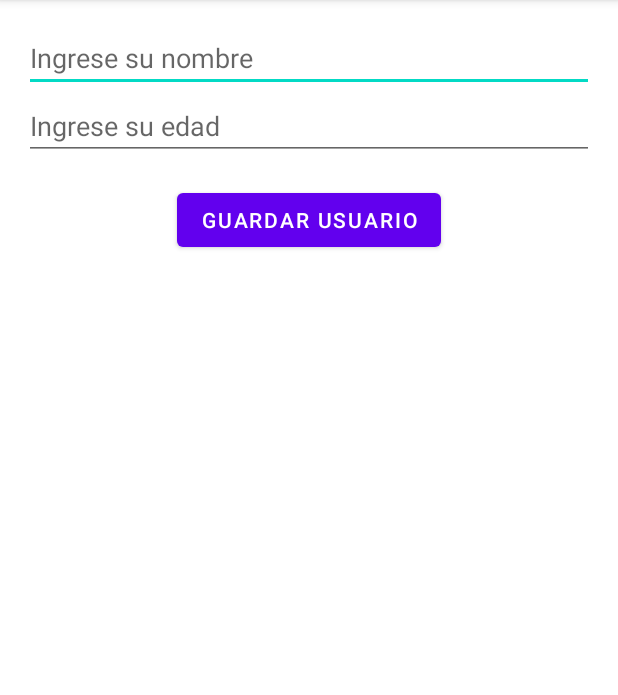
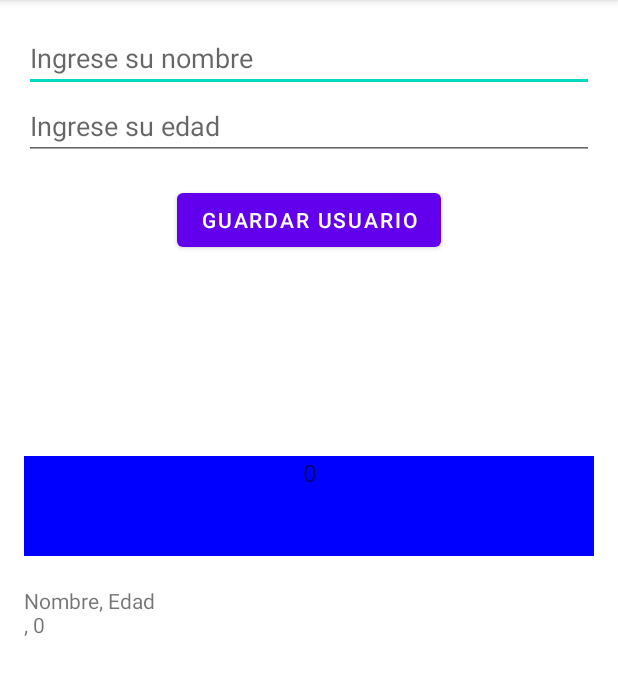
Before and after one commit to Tapiiaa/Aprendiendo, an Android app: the ThirdActivity screen opened directly, with no data from a screen before it, after a tap on "GUARDAR USUARIO", on a phone screen of 412 x 824 dp, the part 84-779 px from its top. Run offline under Robolectric (Android 15) with nearby library versions, the phone set to English and light mode, and no system bars; 1 statement that could not run was skipped.

Commit message:
bd grafico

```diff
--- a/app/src/main/java/com/example/aprendiendo/firstapp/ThirdActivity.kt
+++ b/app/src/main/java/com/example/aprendiendo/firstapp/ThirdActivity.kt
@@ -1,44 +1,54 @@
 package com.example.aprendiendo.firstapp
 
-import android.graphics.Color
 import android.os.Bundle
-import android.view.View
 import android.widget.Button
 import android.widget.EditText
 import android.widget.LinearLayout
+import android.widget.ScrollView
+import android.widget.TextView
 import androidx.appcompat.app.AppCompatActivity
-import com.example.aprendiendo.database.UserDatabaseHelper
 import com.example.aprendiendo.R
 
 class ThirdActivity : AppCompatActivity() {
-
-    private lateinit var dbHelper: UserDatabaseHelper
     private lateinit var barChartContainer: LinearLayout
+    private lateinit var dataDisplay: TextView
+    private val ageCounts = mutableMapOf<Int, Int>()
 
     override fun onCreate(savedInstanceState: Bundle?) {
         super.onCreate(savedInstanceState)
         setContentView(R.layout.activity_third)
 
-        dbHelper = UserDatabaseHelper(this)
         barChartContainer = findViewById(R.id.barChartContainer)
+        dataDisplay = findViewById(R.id.dataDisplay)
 
         findViewById<Button>(R.id.buttonSaveUser).setOnClickListener {
             val name = findViewById<EditText>(R.id.userNameInput).text.toString()
             val age = findViewById<EditText>(R.id.userAgeInput).text.toString().toInt()
-            saveUser(name, age)
-            addBarToChart(age)
+            updateBarChart(age)
+            updateDataDisplay(name, age)
         }
     }
 
-    private fun saveUser(name: String, age: Int) {
-        // Lógica para guardar usuario en la base de datos, incluyendo la edad
+    private fun updateBarChart(age: Int) {
+        val currentCount = ageCounts.getOrDefault(age, 0)
+        ageCounts[age] = currentCount + 1
+
+        barChartContainer.removeAllViews() // Clear existing bars and labels
+
+        ageCounts.forEach { (age, count) ->
+            val barView = TextView(this).apply {
+                layoutParams = LinearLayout.LayoutParams(0, count * 100, 1.0f)
+                text = age.toString()
+                textSize = 16f
+                setBackgroundColor(0xFF0000FF.toInt())  // Set bar color to blue
+                gravity = LinearLayout.VERTICAL
+            }
+            barChartContainer.addView(barView)
+        }
     }
 
-    private fun addBarToChart(age: Int) {
-        val barView = View(this).apply {
-            layoutParams = LinearLayout.LayoutParams(0, age * 10, 1.0f)
-            setBackgroundColor(Color.BLUE)
-        }
-        barChartContainer.addView(barView)
+    private fun updateDataDisplay(name: String, age: Int) {
+        val currentText = dataDisplay.text.toString()
+        dataDisplay.text = "${currentText}${name}, $age\n"
     }
 }
--- a/app/src/main/res/layout/activity_third.xml
+++ b/app/src/main/res/layout/activity_third.xml
@@ -32,7 +32,18 @@
         android:layout_width="match_parent"
         android:layout_height="200dp"
         android:orientation="horizontal"
-        android:layout_marginTop="20dp"
         android:gravity="bottom"/>
 
+    <!-- ScrollView para visualizar datos ingresados -->
+    <ScrollView
+        android:layout_width="match_parent"
+        android:layout_height="wrap_content"
+        android:layout_marginTop="20dp">
+        <TextView
+            android:id="@+id/dataDisplay"
+            android:layout_width="wrap_content"
+            android:layout_height="wrap_content"
+            android:text="Nombre, Edad\n"/>
+    </ScrollView>
+
 </LinearLayout>
```
Also changed, not shown: app/src/main/java/com/example/aprendiendo/firstapp/SecondActivity.kt (+29 -9 lines).
